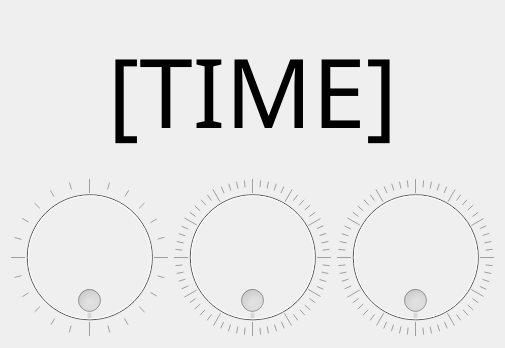
Before: the Qt Designer form mainWindow.ui in aaaaPotato/TheWonderfulClock, drawn with Qt 5.
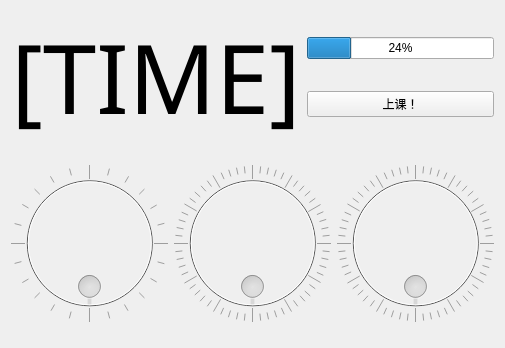
After: the same form once the commit is applied.

Commit message: 添加已上课时间

What changed in the file:
```diff
--- a/mainWindow.ui
+++ b/mainWindow.ui
@@ -21,6 +21,8 @@
   </property>
   <layout class="QVBoxLayout" name="verticalLayout">
    <item>
+    <layout class="QHBoxLayout" name="horizontalLayout_2">
+     <item>
     <widget class="QLabel" name="label">
      <property name="font">
       <font>
@@ -38,6 +40,41 @@
       <set>Qt::AlignmentFlag::AlignCenter</set>
      </property>
     </widget>
+     </item>
+     <item>
+      <layout class="QVBoxLayout" name="verticalLayout_2">
+       <item>
+        <widget class="QProgressBar" name="passedTime">
+         <property name="cursor">
+          <cursorShape>BusyCursor</cursorShape>
+         </property>
+         <property name="value">
+          <number>24</number>
+         </property>
+         <property name="alignment">
+          <set>Qt::AlignmentFlag::AlignCenter</set>
+         </property>
+         <property name="textVisible">
+          <bool>true</bool>
+         </property>
+         <property name="orientation">
+          <enum>Qt::Orientation::Horizontal</enum>
+         </property>
+         <property name="textDirection">
+          <enum>QProgressBar::Direction::TopToBottom</enum>
+         </property>
+        </widget>
+       </item>
+       <item>
+        <widget class="QPushButton" name="pushButton">
+         <property name="text">
+          <string>上课！</string>
+         </property>
+        </widget>
+       </item>
+      </layout>
+     </item>
+    </layout>
    </item>
    <item>
     <layout class="QHBoxLayout" name="horizontalLayout">
```
Lines whose indentation alone changed are shown as unchanged. The commit also changes 4 other files.
